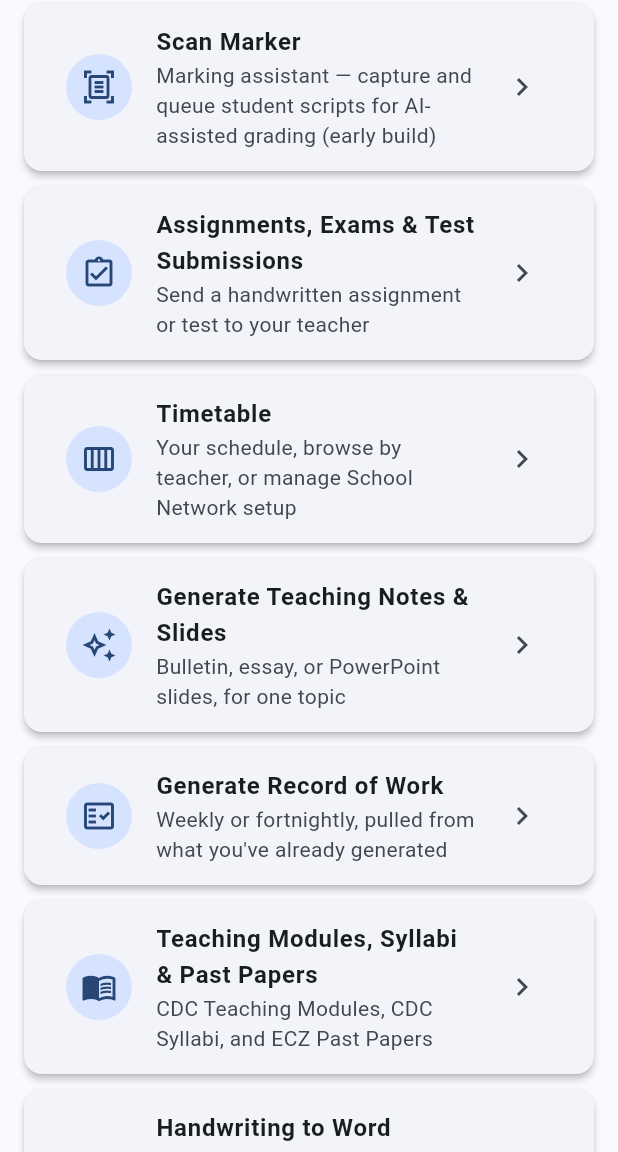
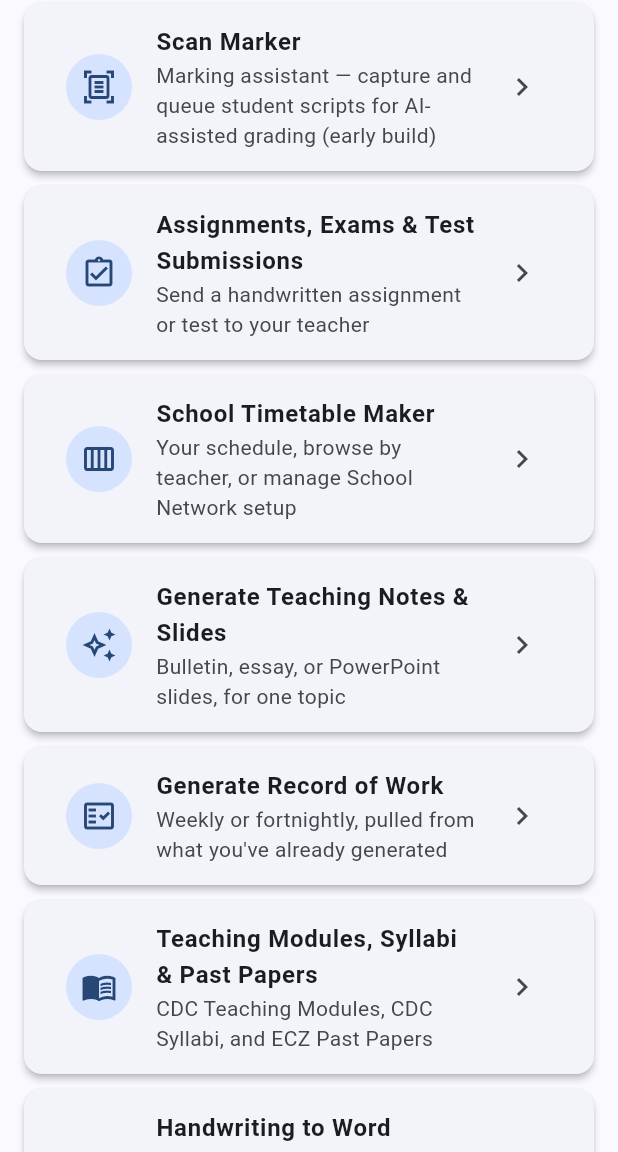
Before and after one commit to kampmapa1-design/zambian-curriculum-app, a Flutter app: the HomeScreen screen opened directly, scrolled down 576 dp, on a phone screen of 412 x 824 dp, the part 84-1236 px from its top. Run offline on Flutter 3.47's test engine with Material 3 defaults, Android fonts, the phone set to English and light mode, and no system bars; our stand-ins replace cloud_firestore, cloud_functions, connectivity_plus, file_picker, firebase_auth, firebase_core and 6 more; missing offline and left inert: document_camera_frame, file_saver, pdf_manipulator, syncfusion_flutter_pdf; accounts and stored records are empty; network calls fail; project files that could hold a hidden picture were left out.

Commit message:
Rename home button "Timetable" to "School Timetable Maker"
Co-Authored-By: Claude Sonnet 5 <noreply@anthropic.com>

```diff
--- a/lib/screens/home_screen.dart
+++ b/lib/screens/home_screen.dart
@@ -435,7 +435,7 @@ class HomeScreen extends StatelessWidget {
                 ),
                 FunctionButton(
                   icon: Icons.calendar_view_week_outlined,
-                  label: 'Timetable',
+                  label: 'School Timetable Maker',
                   subtitle: 'Your schedule, browse by teacher, or manage School Network setup',
                   onTap: () => Navigator.of(context).push(
                     MaterialPageRoute(builder: (_) => const TimetableHomeScreen()),
```
